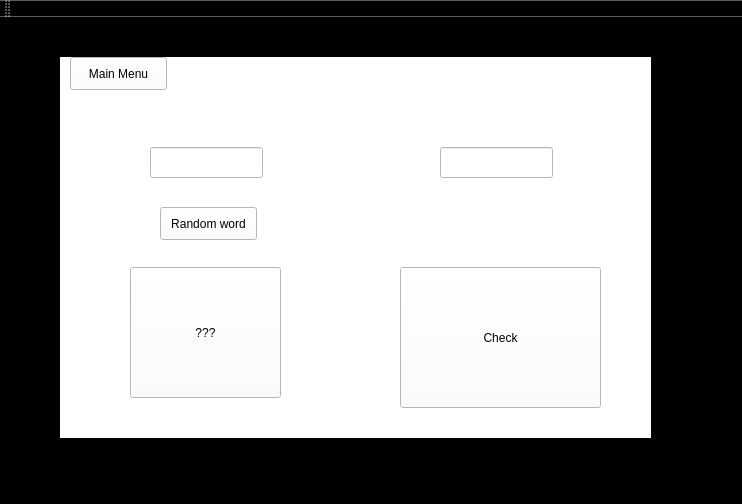
This is langapp/mainwindow.ui in rafalbober/QtLanguageApp as Qt 5 draws it before an edit. The edited form follows.
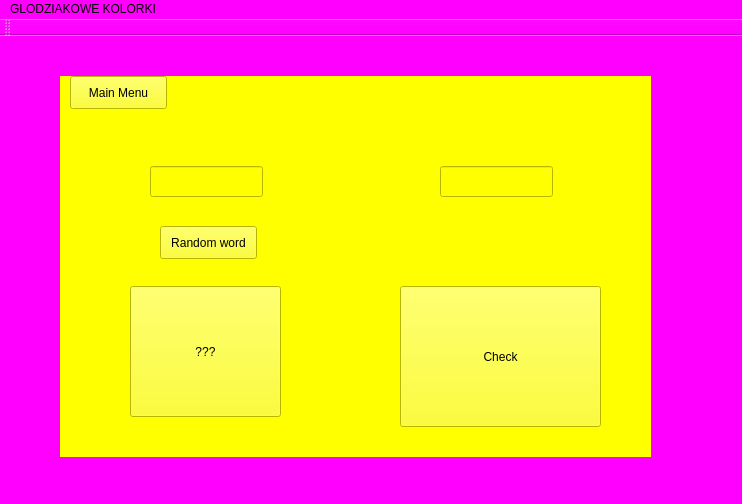
This is the edited form.

```diff
--- a/langapp/mainwindow.ui
+++ b/langapp/mainwindow.ui
@@ -14,7 +14,7 @@
    <string>MainWindow</string>
   </property>
   <property name="styleSheet">
-   <string notr="true">background:rgb(0, 0, 0)</string>
+   <string notr="true">background:rgb(255, 0, 255)</string>
   </property>
   <widget class="QWidget" name="centralWidget">
    <widget class="QStackedWidget" name="stackedWidget">
@@ -27,7 +27,7 @@
      </rect>
     </property>
     <property name="styleSheet">
-     <string notr="true">background:rgb(255, 255, 255)</string>
+     <string notr="true">background:rgb(255, 255, 0)</string>
     </property>
     <property name="currentIndex">
      <number>1</number>
@@ -205,6 +205,12 @@
      <height>29</height>
     </rect>
    </property>
+   <widget class="QMenu" name="menuGLODZIAKOWE_KOLORKI">
+    <property name="title">
+     <string>GLODZIAKOWE KOLORKI</string>
+    </property>
+   </widget>
+   <addaction name="menuGLODZIAKOWE_KOLORKI"/>
   </widget>
  </widget>
  <layoutdefault spacing="6" margin="11"/>
```
